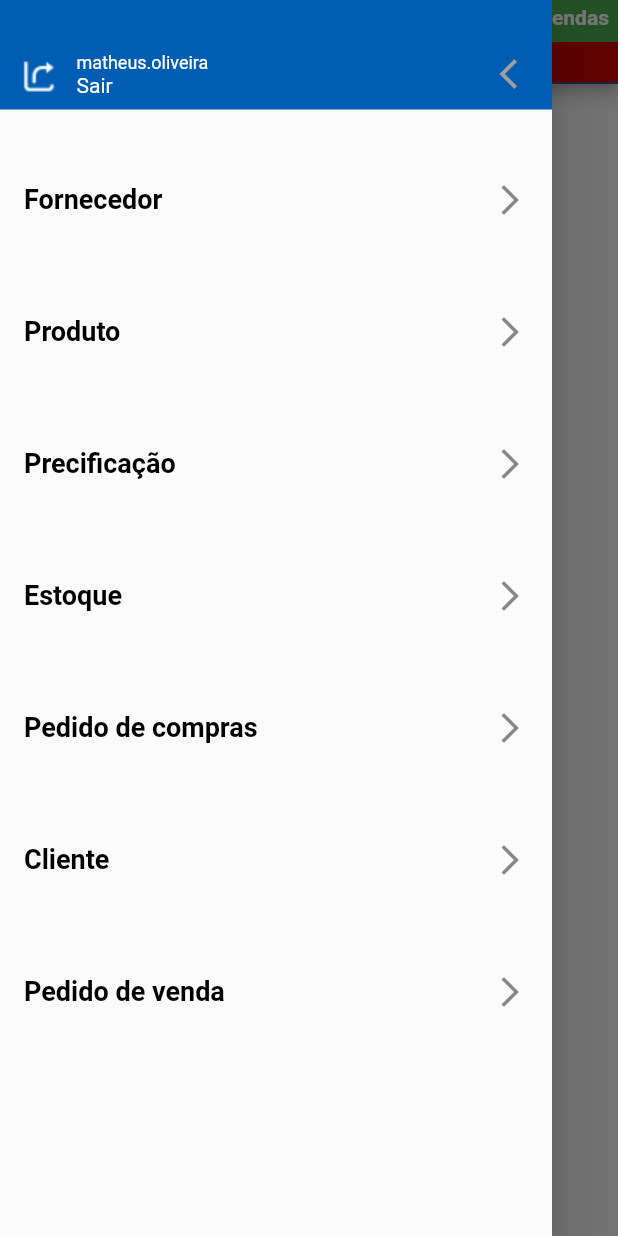
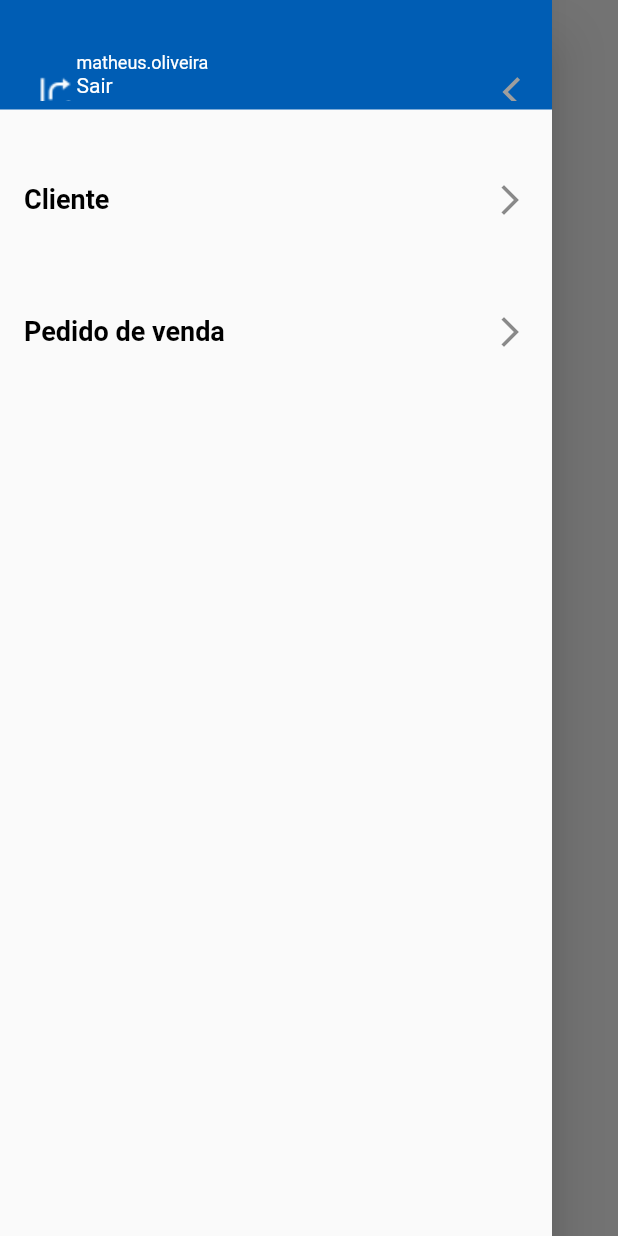
Before and after one commit to tintreinamento/projeto_flutter, a Flutter app: the MyHomePage screen opened directly, with the side drawer open, on a phone screen of 412 x 824 dp. Run offline on Flutter 3.47's test engine with Material 2 defaults, Android fonts, the phone set to English and light mode, and no system bars; our stand-ins replace brasil_fields; missing offline and left inert: dart:js.

Commit message:
Tarefa: desenvolvimento branch componentes

```diff
--- a/lib/componentes/drawer.dart
+++ b/lib/componentes/DrawerComponent.dart
@@ -1,9 +1,11 @@
+import 'dart:js';
+
 import 'package:flutter/material.dart';
-import 'package:projeto_flutter/views/pedido/pedido.dart';
-import '../views/pedido/pedido.dart';
+//import 'package:projeto_flutter/views/pedido/pedido.dart';
+//import '../views/pedido/pedido.dart';
 
-class DrawerComponente extends StatelessWidget {
-  Widget headerMenu() {
+class DrawerComponent extends StatelessWidget {
+  Widget headerMenu(BuildContext context) {
     return Container(
         width: 368,
         height: 73,
@@ -25,16 +27,17 @@ class DrawerComponente extends StatelessWidget {
                   height: 31,
                   child: Stack(children: <Widget>[
                     Positioned(
-                        top: 2,
-                        left: 0,
-                        child: Container(
-                            width: 26,
-                            height: 26,
-                            decoration: BoxDecoration(
-                              image: DecorationImage(
-                                  image: AssetImage('assets/images/return.png'),
-                                  fit: BoxFit.fitWidth),
-                            ))),
+                      top: 2,
+                      left: -20,
+                      child: FlatButton(
+                          onPressed: () {
+                            Navigator.pushNamed(context, '/login');
+                          },
+                          child: Container(
+                              child: Image(
+                                  image:
+                                      AssetImage('assets/images/return.png')))),
+                    ),
                     Positioned(
                         top: 0,
                         left: 38,
@@ -67,14 +70,19 @@ class DrawerComponente extends StatelessWidget {
                         )),
                     Positioned(
                         top: 1,
-                        left: 320,
-                        child: Icon(Icons.arrow_back_ios, color: Colors.grey)),
+                        left: 290,
+                        child: FlatButton(
+                          onPressed: () {
+                            Navigator.of(context).pop();
+                          },
+                          child: Icon(Icons.arrow_back_ios, color: Colors.grey),
+                        )),
                   ]))),
         ]));
   }
 
   //Item do menu
-  Widget itemMenu(String titulo, BuildContext context) {
+  Widget itemMenu(String titulo, BuildContext context, String rota) {
     return Container(
       margin: EdgeInsets.fromLTRB(0.0, 32.0, 0.0, 0.0),
       child: ListTile(
@@ -95,12 +103,7 @@ class DrawerComponente extends StatelessWidget {
           ],
         ),
         onTap: () {
-          // Update the state of the app
-          // ...
-          // Then close the drawer
-          //navigator.pop(context);
-
-          Navigator.pushNamed(context, '/login');
+          Navigator.pushNamed(context, rota);
         },
       ),
     );
@@ -119,14 +122,14 @@ class DrawerComponente extends StatelessWidget {
           padding: EdgeInsets.zero,
           children: <Widget>[
             // Figma Flutter Generator Group62Widget - GROUP
-            headerMenu(),
-            itemMenu('Fornecedor', context),
-            itemMenu('Produto', context),
-            itemMenu('Precificação', context),
-            itemMenu('Estoque', context),
-            itemMenu('Pedido de compras', context),
-            itemMenu('Cliente', context),
-            itemMenu('Pedido de venda', context),
+            headerMenu(context),
+            // itemMenu('Fornecedor', context),
+            // itemMenu('Produto', context),
+            //  itemMenu('Precificação', context),
+            // itemMenu('Estoque', context),
+            // itemMenu('Pedido de compras', context),
+            itemMenu('Cliente', context, '/cliente_cadastrar'),
+            itemMenu('Pedido de venda', context, '/pedido'),
           ],
         ),
       ),
--- a/lib/componentes/appbar.dart
+++ /dev/null
@@ -1,104 +0,0 @@
-import 'package:flutter/material.dart';
-import './text.dart';
-
-class AppBarComponente extends StatelessWidget implements PreferredSizeWidget {
-  final String titulo = 'Sistema de Gestão de Vendas';
-  final AppBar appBar;
-
-  /// you can add more fields that meet your needs
-
-  const AppBarComponente({Key? key, required this.appBar}) : super(key: key);
-
-  @override
-  Widget build(BuildContext context) {
-    return PreferredSize(
-        child: AppBar(
-          backgroundColor: Color.fromRGBO(0, 94, 181, 1),
-          actions: [],
-          flexibleSpace: Container(
-            child: Column(
-              children: [
-                Expanded(
-                  child: Container(
-                    color: Colors.green,
-                    padding: EdgeInsets.only(right: 6, bottom: 5),
-                    alignment: Alignment.centerRight,
-                    child: Text(
-                      this.titulo,
-                      style: TextStyle(
-                        fontFamily: 'Roboto',
-                        fontStyle: FontStyle.normal,
-                        fontWeight: FontWeight.w700,
-                        fontSize: 14,
-                        color: Color.fromRGBO(255, 255, 255, 1),
-                      ),
-                    ),
-                  ),
-                ),
-                Flexible(
-                    child: Container(
-                  height: 27,
-                  color: Color.fromRGBO(206, 5, 5, 1),
-                  child: Row(
-                    children: [
-                      Text('Pedido venda ',
-                          style: TextStyle(
-                            fontFamily: 'Roboto',
-                            fontStyle: FontStyle.normal,
-                            fontWeight: FontWeight.w700,
-                            fontSize: 14,
-                            color: Color.fromRGBO(255, 255, 255, 1),
-                          )),
-                      Text('|',
-                          style: TextStyle(
-                            fontFamily: 'Roboto',
-                            fontStyle: FontStyle.normal,
-                            fontWeight: FontWeight.w700,
-                            fontSize: 14,
-                            color: Color.fromRGBO(255, 255, 255, 1),
-                          )),
-                      Text('Cadastro ',
-                          style: TextStyle(
-                            fontFamily: 'Roboto',
-                            fontStyle: FontStyle.normal,
-                            fontWeight: FontWeight.w700,
-                            fontSize: 14,
-                            color: Color.fromRGBO(255, 255, 255, 1),
-                          )),
-                      Text('|',
-                          style: TextStyle(
-                            fontFamily: 'Roboto',
-                            fontStyle: FontStyle.normal,
-                            fontWeight: FontWeight.w700,
-                            fontSize: 14,
-                            color: Color.fromRGBO(255, 255, 255, 1),
-                          )),
-                      Text('Consulta ',
-                          style: TextStyle(
-                            fontFamily: 'Roboto',
-                            fontStyle: FontStyle.normal,
-                            fontWeight: FontWeight.w700,
-                            fontSize: 14,
-                            color: Color.fromRGBO(255, 255, 255, 1),
-                          )),
-                      Text('|',
-                          style: TextStyle(
-                            fontFamily: 'Roboto',
-                            fontStyle: FontStyle.normal,
-                            fontWeight: FontWeight.w700,
-                            fontSize: 14,
-                            color: Color.fromRGBO(255, 255, 255, 1),
-                          )),
-                    ],
-                  ),
-                ))
-              ],
-            ),
-          ),
-        ),
-        preferredSize: Size.fromHeight(300.0));
-  }
-
-  @override
-  Size get preferredSize => new Size.fromHeight(appBar.preferredSize.height);
-}
--- a/lib/componentes/styles.dart
+++ b/lib/componentes/styles.dart
@@ -16,7 +16,7 @@ final fontLargura = FontWeight.w700;
 
 //Input Decoration
 
-final inputDecorationComponente = InputDecoration(
+final inputDecorationComponent = InputDecoration(
     enabledBorder: OutlineInputBorder(
         borderSide: BorderSide(color: Color.fromRGBO(191, 188, 188, 1))),
     focusedBorder: OutlineInputBorder(
@@ -24,3 +24,7 @@ final inputDecorationComponente = InputDecoration(
     border: OutlineInputBorder(
       borderRadius: BorderRadius.circular(5),
     ));
+
+final boxDecorationComponent = BoxDecoration(
+    border: Border.all(color: Color.fromRGBO(191, 188, 188, 1), width: 1),
+    borderRadius: BorderRadius.circular(25));
--- a/lib/views/homepage/homepage.dart
+++ b/lib/views/homepage/homepage.dart
@@ -1,6 +1,6 @@
 import 'package:flutter/material.dart';
-import 'package:projeto_flutter/componentes/appbar.dart';
-import 'package:projeto_flutter/componentes/drawer.dart';
+
+import 'package:projeto_flutter/componentes/DrawerComponent.dart';
 
 class MyHomePage extends StatefulWidget {
   MyHomePage({Key? key, required this.title}) : super(key: key);
@@ -30,8 +30,7 @@ class _MyHomePageState extends State<MyHomePage> {
     // fast, so that you can just rebuild anything that needs updating rather
     // than having to individually change instances of widgets.
     return Scaffold(
-      appBar: AppBarComponente(appBar: AppBar()),
-      drawer: DrawerComponente(),
+      drawer: DrawerComponent(),
       body: Center(
         // Center is a layout widget. It takes a single child and positions it
         // in the middle of the parent.
--- a/lib/views/pedido/pedido.dart
+++ b/lib/views/pedido/pedido.dart
@@ -6,8 +6,8 @@ import 'package:projeto_flutter/componentes/inputdecoration.dart';
 import 'package:projeto_flutter/models/PedidoModel.dart';
 import 'package:projeto_flutter/models/produto.dart';
 import 'package:projeto_flutter/views/pedido/buscarproduto.dart';
-import '../../componentes/appbar.dart';
-import '../../componentes/drawer.dart';
+import '../../componentes/AppBarComponent.dart';
+import '../../componentes/DrawerComponent.dart';
 
 import '../pedido/endereco.dart';
 
@@ -496,7 +496,7 @@ class _PedidoState extends State<Pedido> {
             ),
           ),
           preferredSize: Size.fromHeight(73.0)),
-      drawer: DrawerComponente(),
+      drawer: DrawerComponent(),
       body: Column(
         children: [
           Flexible(
```
Also changed, not shown: lib/componentes/AppBarComponent.dart (added, +50 -0 lines), lib/componentes/ButtonComponent.dart (added, +34 -0 lines), lib/componentes/CardComponent.dart (added, +40 -0 lines), lib/componentes/InputComponent.dart (+25 -12 lines), lib/componentes/SubMenuComponent.dart (added, +63 -0 lines), lib/componentes/TextComponent.dart (renamed from lib/componentes/text.dart, +5 -4 lines), lib/componentes/TextFormFieldComponent.dart (added, +40 -0 lines), lib/componentes/textformfield.dart (deleted, +0 -30 lines), lib/main.dart (+6 -4 lines), lib/views/cliente/Cadastro.dart (deleted, +0 -34 lines), lib/views/cliente/CadastroClienteView.dart (added, +70 -0 lines).
